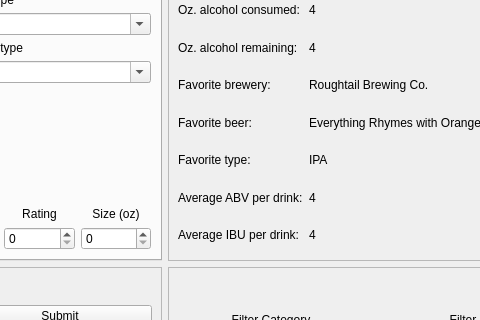
First picture: the form in src/mainwindow.ui, repository minorsecond/BuzzBot, before the edit; both pictures show x 431 to 911 and y 120 to 440 of the 1006 by 692 pixel window.
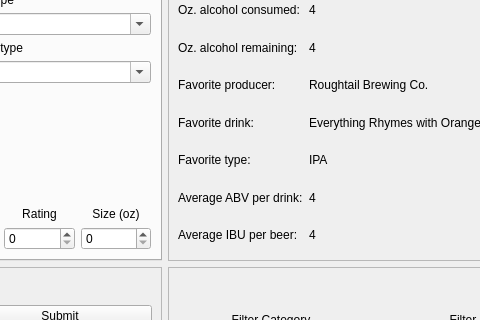
Second picture: the form after the edit.

Commit message: Rename maker column to producer

What changed in the file:
```diff
--- a/src/mainwindow.ui
+++ b/src/mainwindow.ui
@@ -337,7 +337,7 @@
           </sizepolicy>
          </property>
          <property name="text">
-          <string>Favorite brewery:</string>
+          <string>Favorite producer:</string>
          </property>
         </widget>
        </item>
@@ -396,7 +396,7 @@
           </sizepolicy>
          </property>
          <property name="text">
-          <string>Favorite beer:</string>
+          <string>Favorite drink:</string>
          </property>
         </widget>
        </item>
@@ -409,7 +409,7 @@
           </sizepolicy>
          </property>
          <property name="text">
-          <string>Average IBU per drink:</string>
+          <string>Average IBU per beer:</string>
          </property>
         </widget>
        </item>
```
The commit also changes 3 other files.
